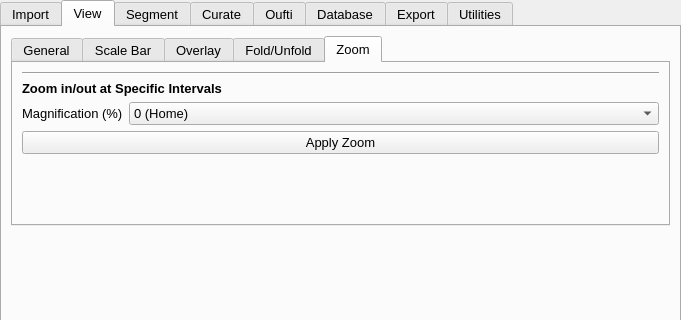
First picture: the form in src/napari_bacseg/bacseg_ui.ui, repository piedrro/napari-bacseg, before the edit; both pictures show x 0 to 681 and y 0 to 320 of the 681 by 1133 pixel window.
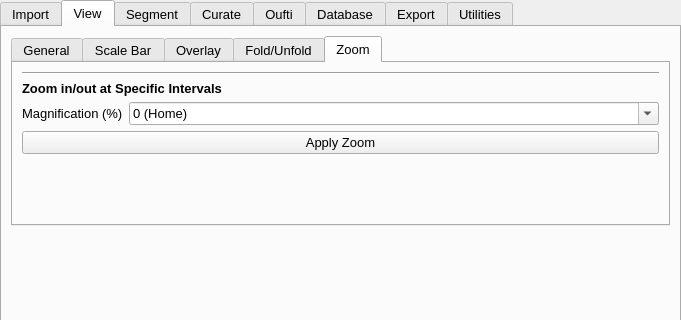
Second picture: the form after the edit. The open tabs and pages were chosen to show the change.

```diff
--- a/src/napari_bacseg/bacseg_ui.ui
+++ b/src/napari_bacseg/bacseg_ui.ui
@@ -1003,6 +1003,9 @@
           </item>
           <item row="0" column="1">
            <widget class="QComboBox" name="zoom_magnification">
+            <property name="editable">
+             <bool>true</bool>
+            </property>
             <item>
              <property name="text">
               <string>0 (Home)</string>
```
Left out of the diff: 20 changed lines with no effect on the pictures.
